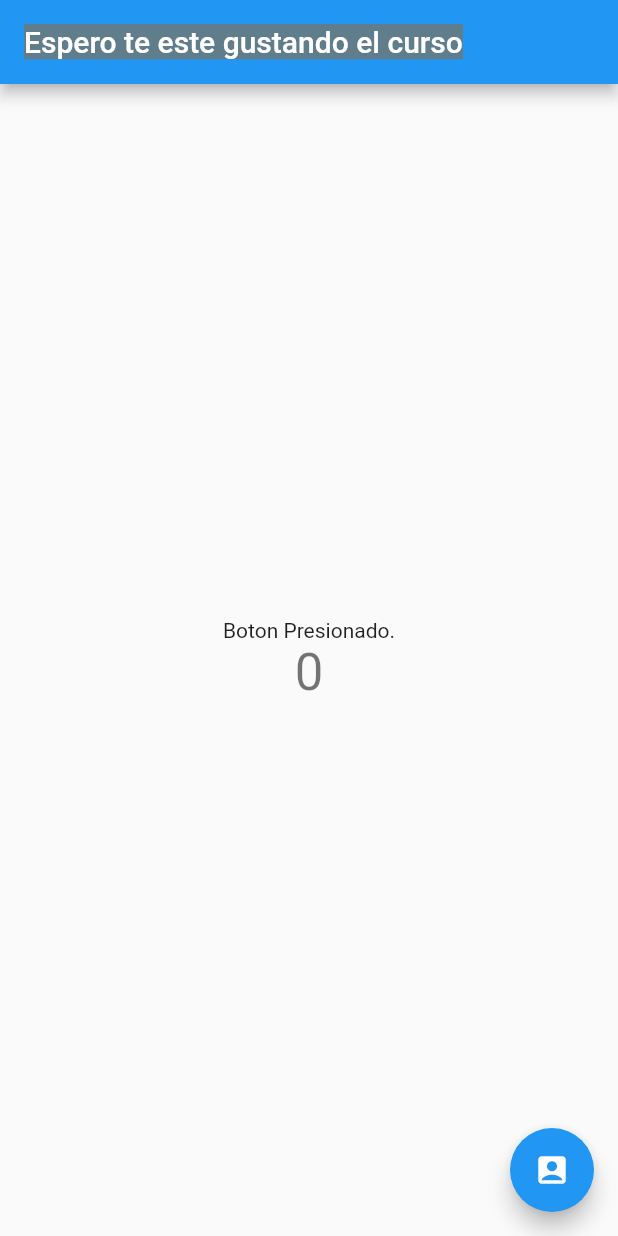
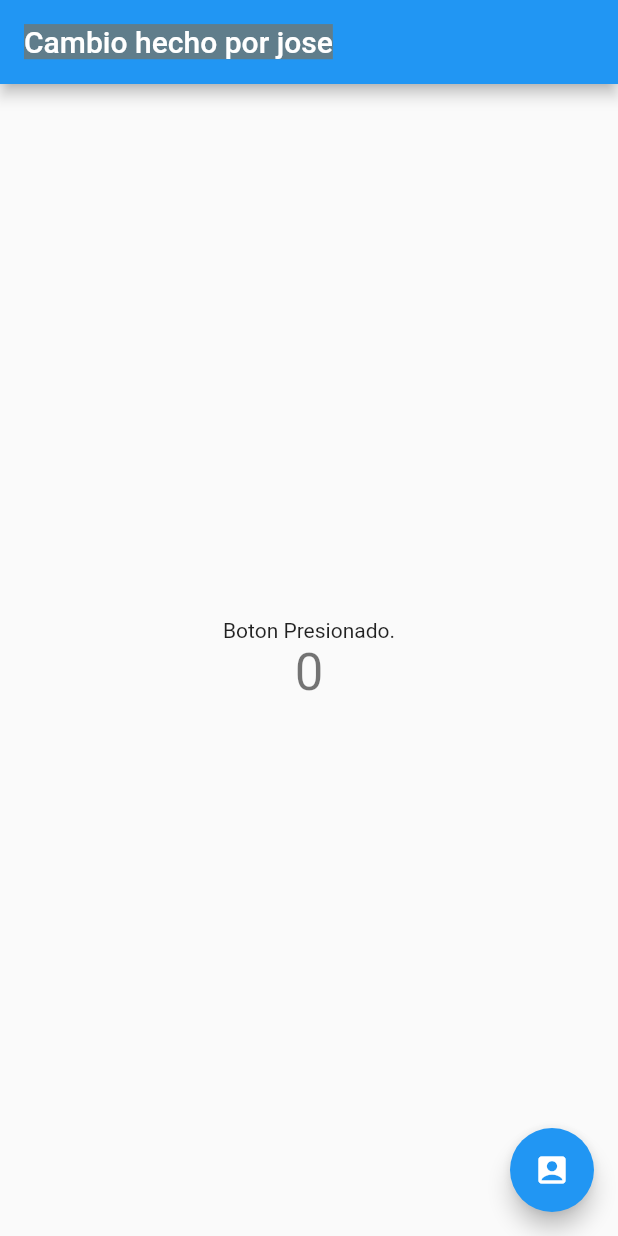
Before and after one commit to washington007/Git_GitHub, a Flutter app: the screen it shows after launch, on a phone screen of 412 x 824 dp. Run offline on Flutter 3.47's test engine with Material 2 defaults, Android fonts, the phone set to English and light mode, and no system bars.

Commit message:
Se hizo un cambio en el titulo por jose

```diff
--- a/lib/main.dart
+++ b/lib/main.dart
@@ -15,7 +15,7 @@ class MyApp extends StatelessWidget {
         primarySwatch: Colors.blue,
       ),
 
-      home: MyHomePage(title: 'Espero te este gustando el curso'),
+      home: MyHomePage(title: 'Cambio hecho por jose'),
 
     );
   }
```
